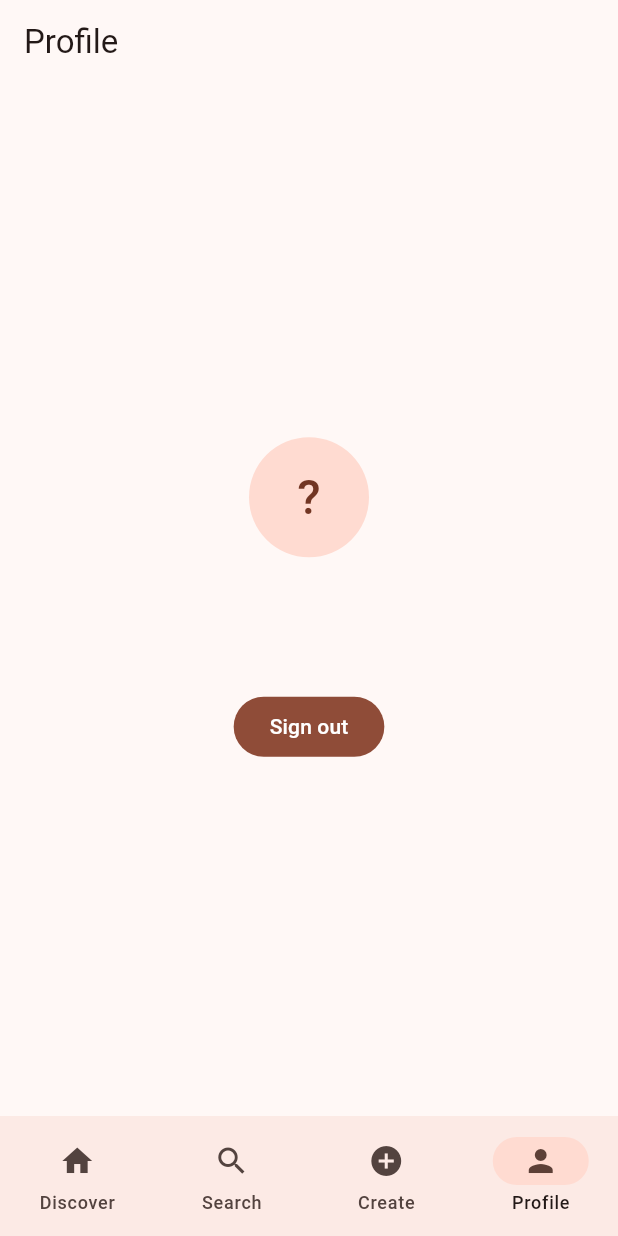
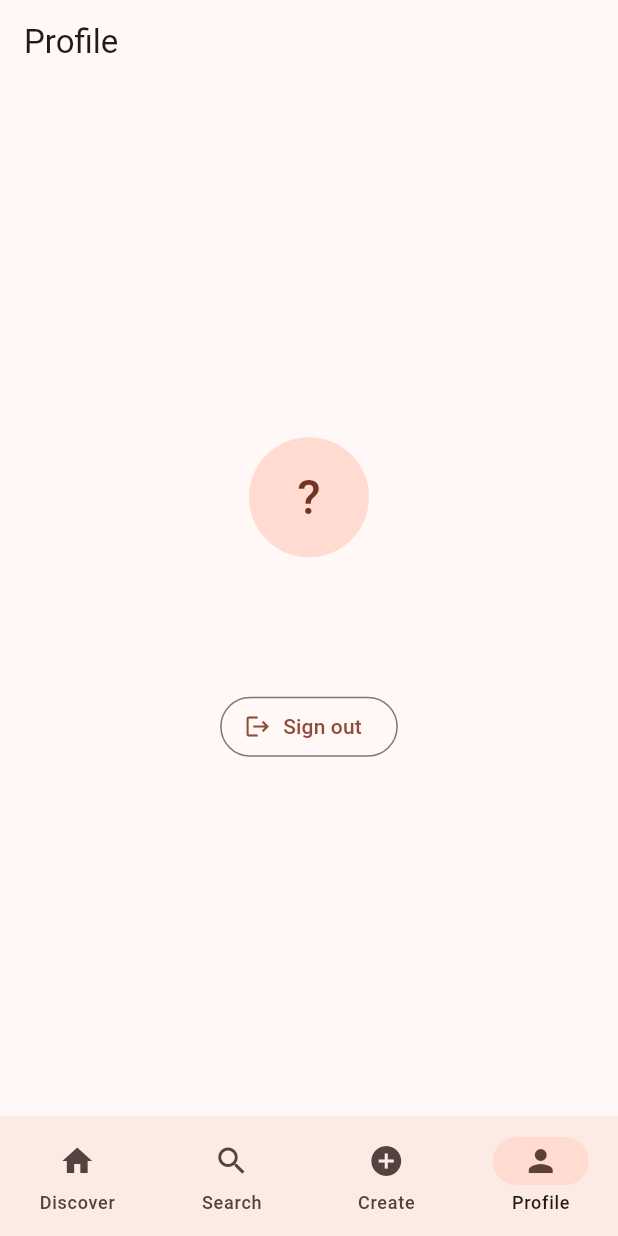
Before and after one commit to Mlk-KFUPM/SWE463-Project-Group4, a Flutter app: the ProfileScreen screen opened by its route, on a phone screen of 412 x 824 dp. Run offline on Flutter 3.47's test engine with Material 3 defaults, Android fonts, the phone set to English and light mode, and no system bars; our stand-ins replace cloud_firestore, go_router; accounts and stored records are empty.

Commit message:
Use an outlined sign out button with an icon, as in the design

```diff
--- a/lib/screens/profile_screen.dart
+++ b/lib/screens/profile_screen.dart
@@ -32,12 +32,13 @@ class ProfileScreen extends StatelessWidget {
             ),
             Text(auth.email ?? ''),
             const SizedBox(height: 24),
-            FilledButton(
+            OutlinedButton.icon(
               onPressed: () async {
                 await context.read<AuthProvider>().signOut();
                 if (context.mounted) context.go('/sign-in');
               },
-              child: const Text('Sign out'),
+              icon: const Icon(Icons.logout),
+              label: const Text('Sign out'),
             ),
           ],
         ),
```
